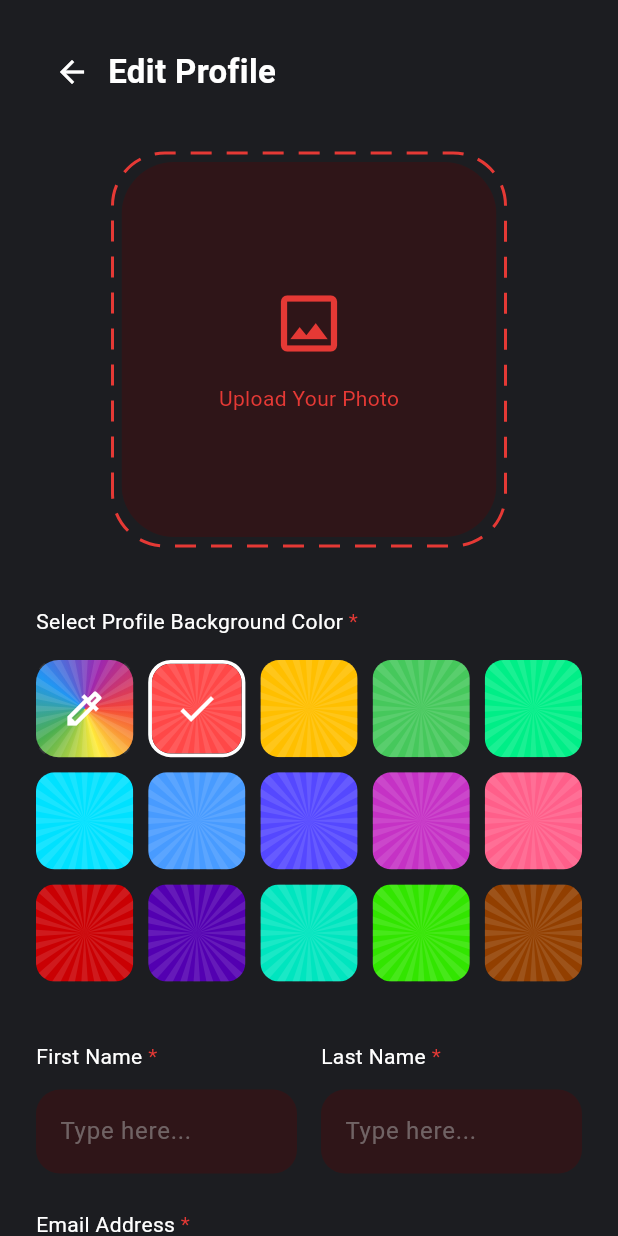
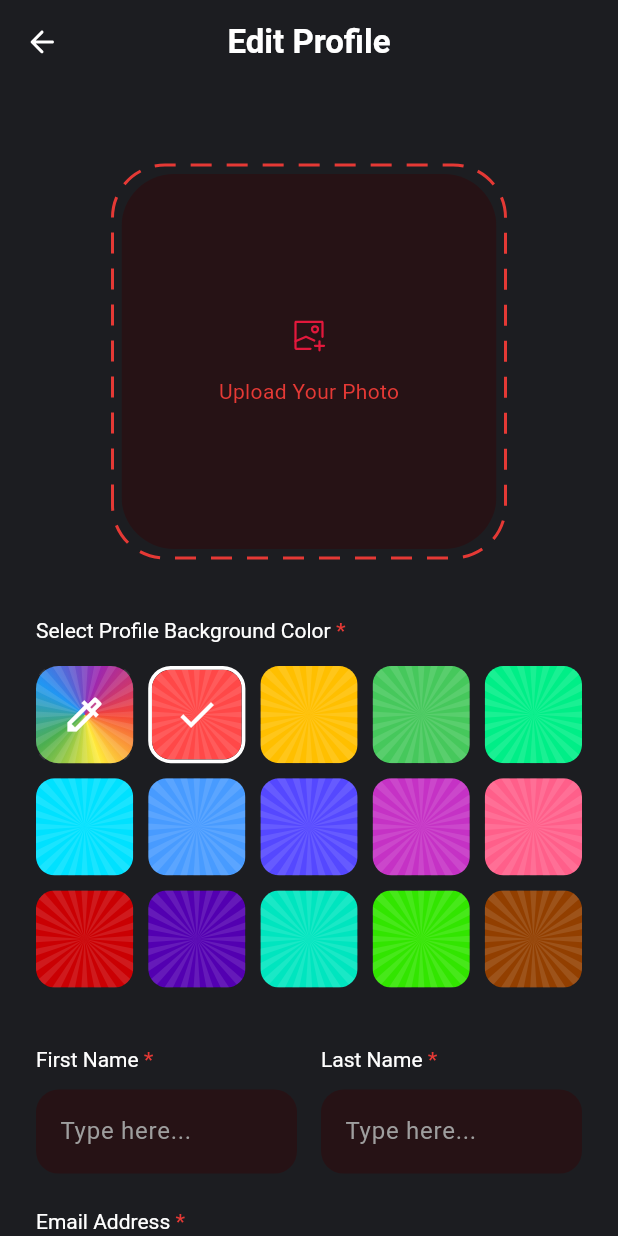
Before and after one commit to abeera-zainab/appsip, a Flutter app: the EditProfileScreen screen opened directly, on a phone screen of 412 x 824 dp. Run offline on Flutter 3.47's test engine with Material 3 defaults, Android fonts, the phone set to English and light mode, and no system bars; drawn by our look-alikes of dotted_border; our stand-ins replace flutter_svg, image_picker; Roboto replaces fonts that are missing (RedHatDisplay).

```diff
--- a/lib/main.dart
+++ b/lib/main.dart
@@ -16,11 +16,16 @@ class AppColors {
   static const Color bottomNavBackground = Color(0xFF1A1A1A);
    static const Color gradientStart = Color(0xFF2DE1C2);
   static const Color gradientEnd = Color(0xFF24A5D5);
-  static const Color cardColorsecondary= Color.fromARGB(105, 75, 10, 10);
+  static const Color cardColorsecondary= Color(0xFF261215);
   static const Color black=Color(0x00000080);
    static const Color gradientStartRed = Color(0xFFF53C5E);
     static const Color profileCardGradientStart = Color(0xFFa499f5);
      static const Color profileCardGradientEnd = Color(0xFF8377e0);
+     static const Color divider = Color(0xFF3A3A3C);
+
+
+  static const Color switchActive = Color(0xFFE94D6A);
+  static const Color switchInactive = Color(0xFF4A4A4A);
 
   static final List<Color> profileBackgrounds = [
     Colors.transparent, // Placeholder for the color picker icon at index 0
--- a/lib/screens/edit_profile_screen.dart
+++ b/lib/screens/edit_profile_screen.dart
@@ -1,15 +1,13 @@
 import 'dart:io';
 import 'package:flutter/material.dart';
-import 'package:flutter_svg/flutter_svg.dart';
+import 'package:flutter_svg/flutter_svg.dart'; // Assuming you have this package
 import 'package:image_picker/image_picker.dart';
 import 'package:intl/intl.dart';
 
-
+// Assuming these files exist in your project structure
 import '../main.dart';
 import '../widgets/color_grid.dart';
 import '../widgets/photo_upload_widget.dart';
-
-// Import the new screens
 import 'delete_account_screen.dart';
 import 'profile_updated_screen.dart';
 
@@ -40,6 +38,8 @@ class _EditProfileScreenState extends State<EditProfileScreen> {
     super.dispose();
   }
 
+  // --- Helper Methods ---
+
   Future<void> _pickImage() async {
     try {
       final ImagePicker picker = ImagePicker();
@@ -48,9 +48,11 @@ class _EditProfileScreenState extends State<EditProfileScreen> {
         setState(() => _selectedImage = File(image.path));
       }
     } catch (e) {
+      if (mounted) {
         ScaffoldMessenger.of(context).showSnackBar(
           SnackBar(content: Text('Failed to pick image: ${e.toString()}')),
         );
+      }
     }
   }
 
@@ -60,6 +62,7 @@ class _EditProfileScreenState extends State<EditProfileScreen> {
       initialDate: DateTime.now(),
       firstDate: DateTime(1920),
       lastDate: DateTime.now(),
+      // You can add builder here to theme the date picker
     );
     if (picked != null) {
       setState(() {
@@ -68,58 +71,107 @@ class _EditProfileScreenState extends State<EditProfileScreen> {
     }
   }
 
+  bool _validateForm() {
+    if (_firstNameController.text.isEmpty ||
+        _lastNameController.text.isEmpty ||
+        _emailController.text.isEmpty ||
+        _dobController.text.isEmpty) {
+      ScaffoldMessenger.of(context).showSnackBar(
+        const SnackBar(content: Text('Please fill all required fields.')),
+      );
+      return false;
+    }
+    // You can add more validation here (e.g., email format)
+    return true;
+  }
+
+  // --- Reusable Widgets & Styles ---
+
+  // Helper to create consistent Text Field decorations
+  InputDecoration _buildInputDecoration({
+    required String hintText,
+    Widget? prefixIcon,
+    Widget? suffixIcon,
+  }) {
+    return InputDecoration(
+      hintText: hintText,
+      hintStyle: const TextStyle(color: Colors.grey),
+      prefixIcon: prefixIcon,
+      suffixIcon: suffixIcon,
+      filled: true,
+      fillColor: AppColors.cardColorsecondary,
+      border: OutlineInputBorder(
+        borderRadius: BorderRadius.circular(15.0),
+        borderSide: BorderSide.none, // Hides the border
+      ),
+      enabledBorder: OutlineInputBorder(
+        borderRadius: BorderRadius.circular(15.0),
+        borderSide: BorderSide.none,
+      ),
+      focusedBorder: OutlineInputBorder(
+        borderRadius: BorderRadius.circular(15.0),
+        borderSide: const BorderSide(color: AppColors.primaryRed, width: 1.5),
+      ),
+    );
+  }
+
+  // Helper for creating consistent labels with a required asterisk
+  Widget _buildRequiredLabel(String text, TextStyle? style) {
+    return RichText(
+      text: TextSpan(
+        style: style,
+        children: [
+          TextSpan(text: text),
+          const TextSpan(
+            text: ' *',
+            style: TextStyle(color: AppColors.primaryRed, fontWeight: FontWeight.bold),
+          ),
+        ],
+      ),
+    );
+  }
+
   @override
   Widget build(BuildContext context) {
-    final labelStyle = Theme.of(context).textTheme.bodyMedium?.copyWith(
+    const textLabelStyle = TextStyle(
       color: AppColors.textPrimary,
+      fontFamily: 'RedHatDisplay',
+      fontSize: 14,
+      fontWeight: FontWeight.normal,
     );
 
     return Scaffold(
-      body: SafeArea(
-        child: SingleChildScrollView(
+      appBar: AppBar(
+        leading: IconButton(
+          icon: SvgPicture.asset('assets/svg/arrow_back.svg', width: 24, height: 24),
+          onPressed: () => Navigator.of(context).pop(),
+        ),
+        title: const Text(
+          'Edit Profile',
+          style: TextStyle(
+            fontSize: 22,
+            fontWeight: FontWeight.bold,
+            color: AppColors.textPrimary,
+            fontFamily: 'RedHatDisplay',
+          ),
+        ),
+        centerTitle: true,
+        backgroundColor: AppColors.background,
+        elevation: 0,
+      ),
+      body: SingleChildScrollView(
         child: Padding(
           padding: const EdgeInsets.all(24.0),
           child: Column(
             crossAxisAlignment: CrossAxisAlignment.start,
             children: [
-                Row(
-                  children: [
-                    IconButton(
-                      icon: const Icon(Icons.arrow_back, color: AppColors.textPrimary),
-                      onPressed: () => Navigator.of(context).pop(),
-                    ),
-                    const Text(
-                      'Edit Profile',
-                      textAlign: TextAlign.center,
-                      style: TextStyle(
-                        fontSize: 22,
-                        fontWeight: FontWeight.bold,
-                        color: AppColors.textPrimary,
-                        fontFamily: 'RedHatDisplay'
-                      ),
-                    ),
-                  ],
-                ),
               const SizedBox(height: 30),
-
               PhotoUploadWidget(
                 selectedImage: _selectedImage,
                 onTap: _pickImage,
               ),
               const SizedBox(height: 40),
-
-                RichText(
-                  text: TextSpan(
-                    style: labelStyle,
-                    children: const [
-                      TextSpan(text: 'Select Profile Background Color',style: TextStyle(fontFamily: 'RedHatDisplay',fontSize: 14,fontWeight: FontWeight.normal)),
-                      TextSpan(
-                        text: ' *',
-                        style: TextStyle(color: AppColors.primaryRed),
-                      ),
-                    ],
-                  ),
-                ),
+              _buildRequiredLabel('Select Profile Background Color', textLabelStyle),
               const SizedBox(height: 16),
               ColorGrid(
                 selectedColorIndex: _selectedColorIndex,
@@ -128,7 +180,6 @@ class _EditProfileScreenState extends State<EditProfileScreen> {
                 },
               ),
               const SizedBox(height: 40),
-
               Row(
                 crossAxisAlignment: CrossAxisAlignment.start,
                 children: [
@@ -136,27 +187,11 @@ class _EditProfileScreenState extends State<EditProfileScreen> {
                     child: Column(
                       crossAxisAlignment: CrossAxisAlignment.start,
                       children: [
-                          RichText(
-                            text: TextSpan(
-                              style: labelStyle,
-                              children: [
-                                const TextSpan(text: 'First Name',style: TextStyle(fontFamily: 'RedHatDisplay', fontSize: 14, fontWeight:FontWeight.normal)),
-                                const TextSpan(
-                                  text: ' *',
-                                  style: TextStyle(color: AppColors.primaryRed),
-                                ),
-                              ],
-                            ),
-                          ),
+                        _buildRequiredLabel('First Name', textLabelStyle),
                         const SizedBox(height: 12),
                         TextField(
                           controller: _firstNameController,
-                            decoration: const InputDecoration(
-                              hintText: 'Type here...' ,
-                              border: OutlineInputBorder(),
-                              filled: true,
-                              fillColor: AppColors.cardColorsecondary
-                            ),
+                          decoration: _buildInputDecoration(hintText: 'Type here...'),
                         ),
                       ],
                     ),
@@ -166,27 +201,11 @@ class _EditProfileScreenState extends State<EditProfileScreen> {
                     child: Column(
                       crossAxisAlignment: CrossAxisAlignment.start,
                       children: [
-                          RichText(
-                            text: TextSpan(
-                              style: labelStyle,
-                              children: const [
-                                TextSpan(text: 'Last Name',style: TextStyle(fontFamily: 'RedHatDisplay',fontSize: 14,fontWeight: FontWeight.normal)),
-                                TextSpan(
-                                  text: ' *',
-                                  style: TextStyle(color: AppColors.primaryRed),
-                                ),
-                              ],
-                            ),
-                          ),
+                        _buildRequiredLabel('Last Name', textLabelStyle),
                         const SizedBox(height: 12),
                         TextField(
                           controller: _lastNameController,
-                            decoration: const InputDecoration(
-                              hintText: 'Type here...',
-                              border: OutlineInputBorder(),
-                              filled: true,
-                              fillColor: AppColors.cardColorsecondary
-                            ),
+                          decoration: _buildInputDecoration(hintText: 'Type here...'),
                         ),
                       ],
                     ),
@@ -194,51 +213,36 @@ class _EditProfileScreenState extends State<EditProfileScreen> {
                 ],
               ),
               const SizedBox(height: 24),
-
-                RichText(
-                  text: TextSpan(
-                    style: labelStyle,
-                    children: const [
-                      TextSpan(text: 'Email Address' ,style: TextStyle(fontFamily: 'RedHatDisplay',fontSize: 14 )),
-                      TextSpan(
-                        text: ' *',
-                        style: TextStyle(color: AppColors.primaryRed),
-                      ),
-                    ],
-                  ),
-                ),
+              _buildRequiredLabel('Email Address', textLabelStyle),
               const SizedBox(height: 12),
               TextField(
                 controller: _emailController,
                 keyboardType: TextInputType.emailAddress,
-                  decoration: InputDecoration(
+                decoration: _buildInputDecoration(
                   hintText: 'example@email.com',
-                    icon: SvgPicture.asset('assets/svg/mail.svg',
-
-                    ) ,
-                    border: const OutlineInputBorder(),
-                    filled: true,
-                    fillColor: AppColors.cardColorsecondary
+                  // CORRECTED: Use prefixIcon to place the icon inside the field
+                  prefixIcon: Padding(
+                    padding: const EdgeInsets.symmetric(horizontal: 12.0),
+                    child: SvgPicture.asset('assets/svg/mail.svg', width: 20, height: 20),
+                  ),
                 ),
               ),
               const SizedBox(height: 24),
-
-                Text('Phone Number', style: labelStyle),
+              const Text('Phone Number', style: textLabelStyle),
               const SizedBox(height: 12),
               Row(
                 children: [
                   Container(
-                      padding: const EdgeInsets.symmetric(horizontal: 12, vertical: 16),
+                    padding: const EdgeInsets.symmetric(horizontal: 12, vertical: 18),
                     decoration: BoxDecoration(
                       color: AppColors.cardColorsecondary,
                       borderRadius: BorderRadius.circular(15),
-                        border: Border.all(color: Colors.grey.shade300),
                     ),
-                      child: const Row(
+                    child: Row(
                       children: [
-                          Text('🇺🇸', style: TextStyle(fontSize: 20)),
-                          SizedBox(width: 8),
-                          Icon(Icons.keyboard_arrow_down, color: AppColors.textPrimary),
+                        const Text('🇺🇸', style: TextStyle(fontSize: 20)),
+                        const SizedBox(width: 8),
+                        SvgPicture.asset('assets/svg/vector.svg', width: 20, height: 20),
                       ],
                     ),
                   ),
@@ -247,72 +251,50 @@ class _EditProfileScreenState extends State<EditProfileScreen> {
                     child: TextField(
                       controller: _phoneController,
                       keyboardType: TextInputType.phone,
-                        decoration: const InputDecoration(
-                          hintText: '+1 (XXX) XXXX XXX',
-                          border: OutlineInputBorder(),
-                          filled: true,
-                          fillColor: AppColors.cardColorsecondary
-                        ),
+                      decoration: _buildInputDecoration(hintText: '+1 (XXX) XXXX XXX'),
                     ),
                   ),
                 ],
               ),
               const SizedBox(height: 24),
-
-                RichText(
-                  text: TextSpan(
-                    style: labelStyle,
-                    children: const [
-                      TextSpan(text: 'Date of Birth'),
-                      TextSpan(
-                        text: ' *',
-                        style: TextStyle(color: AppColors.primaryRed),
-                      ),
-                    ],
-                  ),
-                ),
+              _buildRequiredLabel('Date of Birth', textLabelStyle),
               const SizedBox(height: 12),
               TextField(
                 controller: _dobController,
                 readOnly: true,
                 onTap: () => _selectDate(context),
-                  decoration: const InputDecoration(
+                decoration: _buildInputDecoration(
                   hintText: 'Choose a date --',
-                    suffixIcon: Icon(Icons.calendar_today_outlined, color: AppColors.textPrimary),
-                    border: OutlineInputBorder(),
-                    filled: true,
-                    fillColor: AppColors.cardColorsecondary
+                  suffixIcon: Padding(
+                    padding: const EdgeInsets.symmetric(horizontal: 14.0),
+                    child: SvgPicture.asset('assets/svg/calendar.svg', width: 20, height: 20),
+                  ),
                 ),
               ),
               const SizedBox(height: 10),
-                const Row(
+              Row(
                 children: [
-                    Icon(Icons.info_outline, color: AppColors.primaryRed, size: 16),
-                    SizedBox(width: 8),
-                    Text(
+                  SvgPicture.asset('assets/svg/info.svg', width: 16, height: 16),
+                  const SizedBox(width: 8),
+                  const Text(
                     'Your age must be 21 or above',
                     style: TextStyle(color: AppColors.primaryRed, fontSize: 12),
                   ),
                 ],
               ),
               const SizedBox(height: 30),
-
-                // --- CHANGE 1: DELETE ACCOUNT NAVIGATION ---
               SizedBox(
                 width: double.infinity,
                 child: TextButton.icon(
-                    icon: const Icon(Icons.delete_outline, color: AppColors.primaryRed),
+                  icon: Icon(Icons.delete_outline, color: AppColors.primaryRed) ,
                   label: const Text(
                     'Delete Account',
                     style: TextStyle(color: AppColors.primaryRed, fontWeight: FontWeight.bold),
                   ),
                   onPressed: () {
-                      // Navigate to the Delete Account screen
-                      Navigator.of(context).push(
-                        MaterialPageRoute(
+                    Navigator.of(context).push(MaterialPageRoute(
                       builder: (context) => const DeleteAccountScreen(),
-                        ),
-                      );
+                    ));
                   },
                   style: TextButton.styleFrom(
                     padding: const EdgeInsets.symmetric(vertical: 16),
@@ -324,22 +306,18 @@ class _EditProfileScreenState extends State<EditProfileScreen> {
                 ),
               ),
               const SizedBox(height: 20),
-
               Row(
                 children: [
                   Expanded(
-                      child: OutlinedButton.icon(
-                        icon: SvgPicture.asset('assets/svg/xmark.svg',
-                        width: 24,
-                        height: 24),
-                        label: const Text('Cancel', style: TextStyle(color: AppColors.primaryRed, fontWeight: FontWeight.normal, fontFamily: 'RedHatDisplay')),
+                    child: OutlinedButton(
                       onPressed: () => Navigator.of(context).pop(),
                       style: OutlinedButton.styleFrom(
-                          padding: const EdgeInsets.symmetric(vertical: 16),
+                        padding: const EdgeInsets.symmetric(vertical: 18),
                         backgroundColor: AppColors.cardColorsecondary,
                         side: BorderSide.none,
                         shape: RoundedRectangleBorder(borderRadius: BorderRadius.circular(30.0)),
                       ),
+                      child: const Text('Cancel', style: TextStyle(color: AppColors.primaryRed)),
                     ),
                   ),
                   const SizedBox(width: 16),
@@ -351,29 +329,22 @@ class _EditProfileScreenState extends State<EditProfileScreen> {
                           colors: [Color(0xFFF8607E), AppColors.primaryRed],
                         ),
                       ),
-                        child: ElevatedButton.icon(
-                          icon: SvgPicture.asset('assets/svg/check.svg',
-                          width: 24,
-                          height: 24,),
-                          label: const Text('Save Changes', style: TextStyle(color: Colors.white, fontWeight: FontWeight.normal, fontFamily: 'RedHatDisplay')),
-                          // --- CHANGE 2: SAVE CHANGES NAVIGATION ---
+                      child: ElevatedButton(
                         onPressed: () {
                           if (_validateForm()) {
-                              // Logic to save data would go here
-
-                              // Navigate to the success screen
-                              Navigator.of(context).push(
-                                MaterialPageRoute(
+                            Navigator.of(context).push(MaterialPageRoute(
                               builder: (context) => const ProfileUpdatedScreen(),
-                                ),
-                              );
+                            ));
                           }
                         },
                         style: ElevatedButton.styleFrom(
-                            padding: const EdgeInsets.symmetric(vertical: 16),
+                          padding: const EdgeInsets.symmetric(vertical: 18),
                           backgroundColor: Colors.transparent,
                           shadowColor: Colors.transparent,
-                            shape: RoundedRectangleBorder(borderRadius: BorderRadius.circular(30.0)),
+                        ),
+                        child: const Text(
+                          'Save Changes',
+                          style: TextStyle(color: Colors.white, fontWeight: FontWeight.bold)
                         ),
                       ),
                     ),
@@ -384,21 +355,6 @@ class _EditProfileScreenState extends State<EditProfileScreen> {
           ),
         ),
       ),
-      ),
-    );
-  }
-
-  bool _validateForm() {
-    if (_firstNameController.text.isEmpty ||
-        _lastNameController.text.isEmpty ||
-        _emailController.text.isEmpty ||
-        _dobController.text.isEmpty) {
-      ScaffoldMessenger.of(context).showSnackBar(
-        const SnackBar(content: Text('Please fill all required fields')),
-      );
-      return false;
-    }
-
-    return true;
+    ); // FIXED: Removed extra ')' and added the required semicolon
   }
 }
--- a/lib/widgets/photo_upload_widget.dart
+++ b/lib/widgets/photo_upload_widget.dart
@@ -2,6 +2,7 @@ import 'dart:io';
 import 'package:flutter/material.dart';
 import 'package:dotted_border/dotted_border.dart';
 import 'package:appsip/main.dart';
+import 'package:flutter_svg/flutter_svg.dart';
 
 class PhotoUploadWidget extends StatelessWidget {
   final File? selectedImage;
@@ -55,17 +56,16 @@ class _UploadPlaceholder extends StatelessWidget {
 
   @override
   Widget build(BuildContext context) {
-    return const Center(
+    return Center(
       child: Column(
         mainAxisAlignment: MainAxisAlignment.center,
         children: [
-          Icon(
-            Icons.image_outlined,
-            color: AppColors.primaryRed,
-            size: 50,
+          SvgPicture.asset(
+            'assets/svg/media-image-plus.svg',
+
           ),
-          SizedBox(height: 15),
-          Text(
+          const SizedBox(height: 15),
+          const Text(
             'Upload Your Photo',
             style: TextStyle(
               color: AppColors.primaryRed,
```
Also changed, not shown: lib/screens/notifications_screen.dart (added, +167 -0 lines), lib/screens/notifications_settings_screen.dart (added, +135 -0 lines), lib/screens/profile_screen.dart (+8 -1 lines), assets/images/image1.png (added), assets/images/image2.png (added), assets/images/image3.png (added), assets/images/image4.png (added), assets/images/image5.png (added), assets/images/image6.png (added), assets/svg/calendar.svg (added), assets/svg/info.svg (added), assets/svg/media-image-plus.svg (added), assets/svg/settings.svg (added), assets/svg/switch-off.svg (added), 1 more files. Lines whose indentation alone changed are shown as unchanged.
